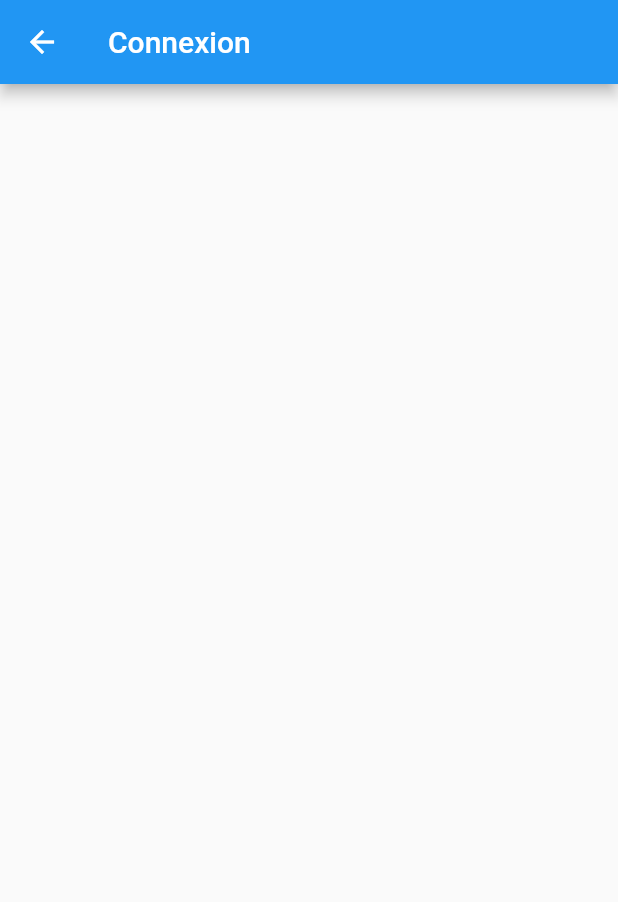
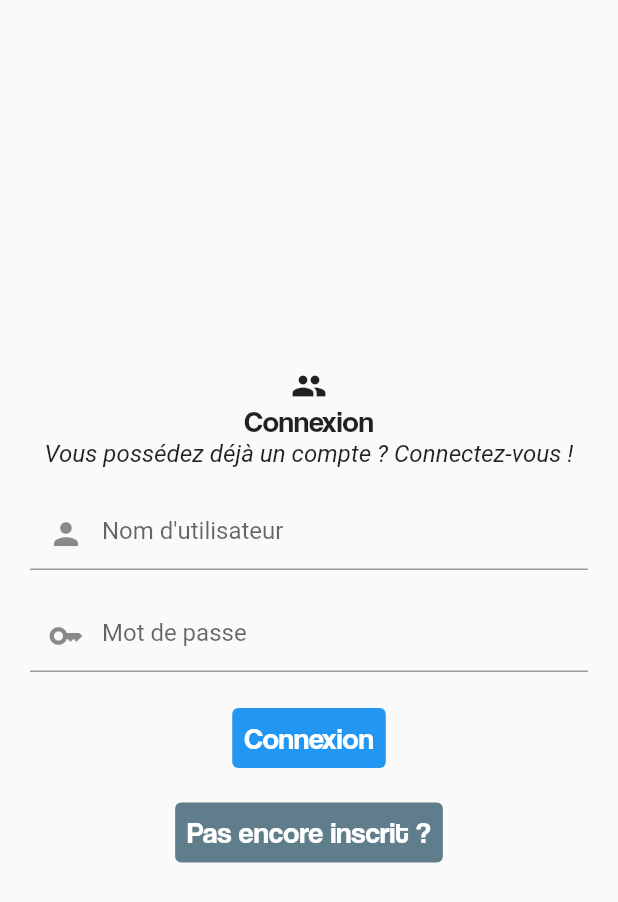
Before and after one commit to Renzega/MidRing-Group, a Flutter app: the Authentificate screen opened directly, on a phone screen of 412 x 824 dp. Shown: the top 902 px of the screen. Run offline on Flutter 3.47's test engine with Material 2 defaults, Android fonts, the phone set to English and light mode, and no system bars; project files that could hold a hidden picture were left out.

Commit message:
Update authentificate.dart

```diff
--- a/learn/Le_Duel_2022/lib/views/authentificate.dart
+++ b/learn/Le_Duel_2022/lib/views/authentificate.dart
@@ -1,3 +1,5 @@
+import 'dart:ui';
+
 import 'package:flutter/material.dart';
 
 class Authentificate extends StatelessWidget {
@@ -6,16 +8,73 @@ class Authentificate extends StatelessWidget {
   @override
   Widget build(BuildContext context) {
     return Scaffold(
-      appBar: AppBar(title: const Text('Connexion')),
       body: GestureDetector(
         onHorizontalDragEnd: (dragEndDetails) {
-          if(dragEndDetails.primaryVelocity! < 0) {
-            print('mouvement 1');
-          } else if(dragEndDetails.primaryVelocity! > 0) {
-            print('mouvement 2');
+          if(dragEndDetails.primaryVelocity! > 0) {
+            Navigator.pop(context);
           }
         },
-      )
+        child: Column(
+          children: <Widget>[
+            Expanded(
+              flex: 1,
+              child: Center(
+                child: SingleChildScrollView(
+                  child: Column(
+                      children: <Widget>[
+                        const Icon(Icons.people),
+                        const Text('Connexion', style: TextStyle(fontFamily: 'Coolvetica', fontSize: 20.0)),
+                        const Text('Vous possédez déjà un compte ? Connectez-vous !', style: TextStyle(fontSize: 16.0, fontStyle: FontStyle.italic)),
+                        const Padding(
+                            padding: EdgeInsets.only(top: 20.0, left: 20.0, right: 20.0),
+                            child: TextField(
+                                decoration: InputDecoration(
+                                  prefixIcon: Icon(Icons.person),
+                                  hintText: 'Nom d\'utilisateur'
+                                )
+                            )
+                        ),
+                        const Padding(
+                            padding: EdgeInsets.only(top: 20.0, left: 20.0, right: 20.0),
+                            child: TextField(
+                              decoration: InputDecoration(
+                                prefixIcon: Icon(Icons.key),
+                                hintText: 'Mot de passe'
+                              ),
+                              enableSuggestions: false,
+                              autocorrect: false,
+                              obscureText: true,
+                            )
+                        ),
+                        Padding(
+                          padding: const EdgeInsets.only(top: 20.0),
+                          child: TextButton(
+                            style: TextButton.styleFrom(backgroundColor: Colors.blue),
+                            onPressed: null,
+                            child: const Text('Connexion', style: TextStyle(fontFamily: 'Coolvetica', fontSize: 20.0, color: Colors.white))
+                          )
+                        ),
+                        Padding(
+                            padding: const EdgeInsets.only(top: 15.0),
+                            child: GestureDetector(
+                              onTap: () {
+                                print('test');
+                              },
+                              child: TextButton(
+                                  style: TextButton.styleFrom(backgroundColor: Colors.blueGrey),
+                                  onPressed: null,
+                                  child: const Text('Pas encore inscrit ?', style: TextStyle(fontFamily: 'Coolvetica', fontSize: 20.0, color: Colors.white))
+                              )
+                            )
+                        )
+                      ]
+                  )
+                )
+              )
+            )
+          ]
+        )
+      ),
     );
   }
 }
```
